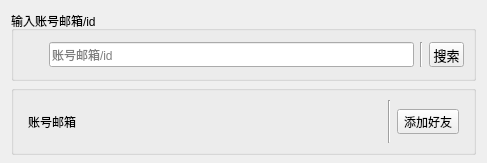
The window that client/addfrienddialog.ui (fhwhsa/netdisk) describes before a commit, drawn with Qt 5.
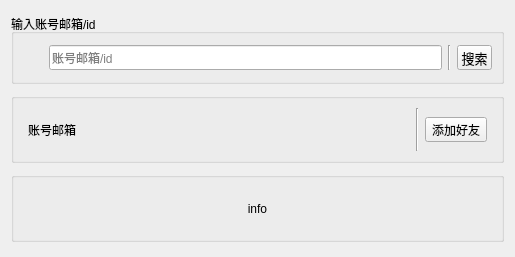
The same window after the commit. Icons and pictures are not drawn.

```diff
--- a/client/addfrienddialog.ui
+++ b/client/addfrienddialog.ui
@@ -6,8 +6,8 @@
    <rect>
     <x>0</x>
     <y>0</y>
-    <width>487</width>
-    <height>163</height>
+    <width>515</width>
+    <height>257</height>
    </rect>
   </property>
   <property name="minimumSize">
@@ -19,7 +19,7 @@
   <property name="windowTitle">
    <string>Dialog</string>
   </property>
-  <layout class="QVBoxLayout" name="verticalLayout_2">
+  <layout class="QHBoxLayout" name="horizontalLayout_6">
    <item>
     <layout class="QVBoxLayout" name="verticalLayout">
      <item>
@@ -169,7 +169,7 @@
        <property name="maximumSize">
         <size>
          <width>16777215</width>
-         <height>100</height>
+         <height>70</height>
         </size>
        </property>
        <property name="title">
@@ -239,6 +239,61 @@
        </layout>
       </widget>
      </item>
+     <item>
+      <widget class="QGroupBox" name="errorBox">
+       <property name="sizePolicy">
+        <sizepolicy hsizetype="Preferred" vsizetype="Fixed">
+         <horstretch>0</horstretch>
+         <verstretch>0</verstretch>
+        </sizepolicy>
+       </property>
+       <property name="minimumSize">
+        <size>
+         <width>0</width>
+         <height>70</height>
+        </size>
+       </property>
+       <property name="maximumSize">
+        <size>
+         <width>16777215</width>
+         <height>70</height>
+        </size>
+       </property>
+       <property name="title">
+        <string/>
+       </property>
+       <layout class="QHBoxLayout" name="horizontalLayout_3">
+        <item>
+         <widget class="QLabel" name="errInfo">
+          <property name="sizePolicy">
+           <sizepolicy hsizetype="Preferred" vsizetype="Preferred">
+            <horstretch>0</horstretch>
+            <verstretch>0</verstretch>
+           </sizepolicy>
+          </property>
+          <property name="minimumSize">
+           <size>
+            <width>0</width>
+            <height>0</height>
+           </size>
+          </property>
+          <property name="maximumSize">
+           <size>
+            <width>16777215</width>
+            <height>16777215</height>
+           </size>
+          </property>
+          <property name="text">
+           <string>info</string>
+          </property>
+          <property name="alignment">
+           <set>Qt::AlignCenter</set>
+          </property>
+         </widget>
+        </item>
+       </layout>
+      </widget>
+     </item>
     </layout>
    </item>
   </layout>
```
Left out of the diff: 2 changed lines with no effect on the pictures.
